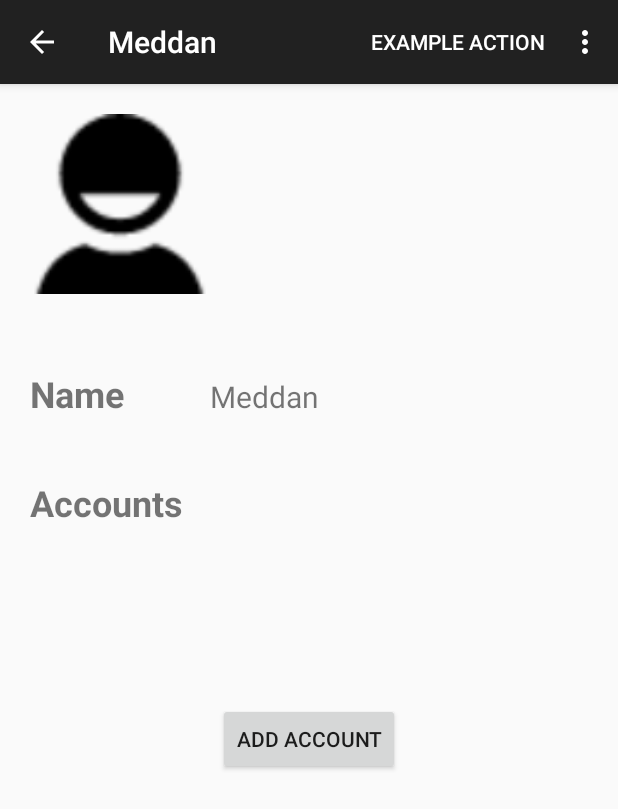
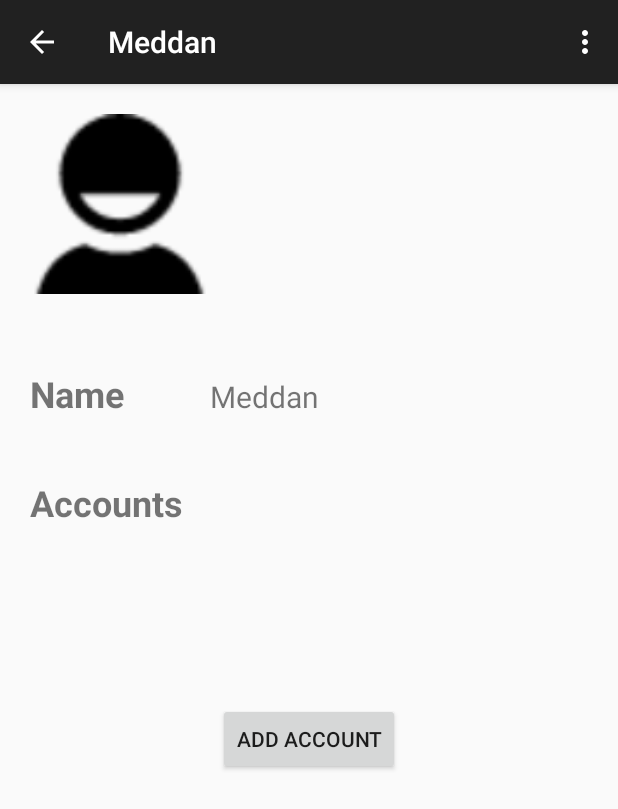
Before and after one commit to Glazastik/OOM, an Android app: the screen it shows after launch (MainActivity), in the options menu, after a tap on "Configure person", on a phone screen of 412 x 824 dp. Shown: the top 809 px of the screen. Run offline under Robolectric (Android 15) with nearby library versions, the phone set to English and light mode, and no system bars; 3 statements that could not run were skipped.

Commit message:
Started work on service display.

```diff
--- a/Android/OOM/app/src/main/java/se/chalmers/oomproject/oom/ConversationFragment.java
+++ b/Android/OOM/app/src/main/java/se/chalmers/oomproject/oom/ConversationFragment.java
@@ -1,14 +1,19 @@
 package se.chalmers.oomproject.oom;
 
 import android.app.Activity;
+import android.app.AlertDialog;
+import android.app.Fragment;
 import android.content.Context;
 import android.os.Bundle;
 import android.support.v4.app.FragmentManager;
 import android.support.v7.app.ActionBar;
 import android.support.v7.app.ActionBarActivity;
+import android.util.Log;
 import android.view.KeyEvent;
 import android.view.LayoutInflater;
 import android.view.MenuItem;
+import android.view.Menu;
+import android.view.MenuInflater;
 import android.view.View;
 import android.view.ViewGroup;
 import android.view.WindowManager;
@@ -17,6 +22,7 @@ import android.widget.ArrayAdapter;
 import android.widget.Button;
 import android.widget.EditText;
 import android.widget.ListView;
+import android.widget.PopupMenu;
 import android.widget.TextView;
 import android.widget.Toast;
 
@@ -51,13 +57,18 @@ public class ConversationFragment extends android.support.v4.app.Fragment {
     }
 
     public ConversationFragment() {
+
     }
-
+    public void onCreateOptionsMenu(
+            Menu menu, MenuInflater inflater) {
+        Log.d("CF", "inflating conversation actionbar");
+        inflater.inflate(R.menu.conversation, menu);
+    }
     @Override
     public View onCreateView(LayoutInflater inflater, ViewGroup container,
                              Bundle savedInstanceState) {
         View v = inflater.inflate(R.layout.fragment_main, container, false);
-
+        this.setHasOptionsMenu(true);
         log = (ListView) v.findViewById(R.id.chatLogView);
         log.setAdapter(new MessageAdapter(this.getActivity(),
                 conversation.getMessages()));
@@ -75,6 +86,8 @@ public class ConversationFragment extends android.support.v4.app.Fragment {
 
 
         Button sendButton = (Button) v.findViewById(R.id.chatSendButton);
+        Button accountButton = (Button) v.findViewById(R.id.edit_item_btn);
+
         sendButton.setOnClickListener(new View.OnClickListener() {
             @Override
             public void onClick(View v) {
@@ -88,6 +101,10 @@ public class ConversationFragment extends android.support.v4.app.Fragment {
         setHasOptionsMenu(true);
 
         return v;
+
+    }
+    private void openServiceSelection(){
+
 
     }
 
--- a/Android/OOM/app/src/main/java/se/chalmers/oomproject/oom/NavigationDrawerFragment.java
+++ b/Android/OOM/app/src/main/java/se/chalmers/oomproject/oom/NavigationDrawerFragment.java
@@ -261,10 +261,10 @@ public class NavigationDrawerFragment extends Fragment {
             return true;
         }
 
-        if (item.getItemId() == R.id.action_example) {
+        /*if (item.getItemId() == R.id.action_example) {
             Toast.makeText(getActivity(), "Example action.", Toast.LENGTH_SHORT).show();
             return true;
-        }
+        }*/
 
 
         return super.onOptionsItemSelected(item);
--- /dev/null
+++ b/Android/OOM/app/src/main/res/menu/conversation.xml
@@ -0,0 +1,12 @@
+<?xml version="1.0" encoding="utf-8"?>
+<menu xmlns:android="http://schemas.android.com/apk/res/android"
+    xmlns:app="http://schemas.android.com/apk/res-auto"
+    xmlns:tools="http://schemas.android.com/tools" tools:context=".MainActivity"
+    android:id="@+id/conversation_menu">
+    <item
+    android:id="@+id/edit_item_btn"
+    android:orderInCategory="10"
+    android:title="Services"
+    app:showAsAction="withText|ifRoom">
+    </item>
+</menu>
--- a/Android/OOM/app/src/main/res/menu/main.xml
+++ b/Android/OOM/app/src/main/res/menu/main.xml
@@ -2,8 +2,6 @@
     xmlns:app="http://schemas.android.com/apk/res-auto"
     xmlns:tools="http://schemas.android.com/tools" tools:context=".MainActivity"
     android:id="@+id/action_menu">
-    <item android:id="@+id/action_example" android:title="@string/action_example"
-        app:showAsAction="withText|ifRoom" />
     <item android:id="@+id/action_settings" android:title="@string/action_settings"
         android:orderInCategory="100" app:showAsAction="never" />
     <item android:id="@+id/action_person" android:title="@string/action_person"
```
Also changed, not shown: Android/OOM/app/src/main/java/se/chalmers/oomproject/oom/ServiceSelectDialog.java (added, +60 -0 lines).
